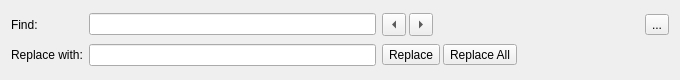
Before: the Qt Designer form app/controls/findreplacewidget.ui in cloose/CuteMarkEd, drawn with Qt 5.
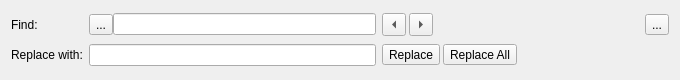
After: the same form once the commit is applied. Icons and pictures are not drawn.

Commit message:
Case sensitive search
Add tool button menu to FindReplaceWidget with an entry to select
case sensitive search.

What changed in the file:
```diff
--- a/app/controls/findreplacewidget.ui
+++ b/app/controls/findreplacewidget.ui
@@ -25,6 +25,21 @@
     </widget>
    </item>
    <item row="0" column="1">
+    <layout class="QHBoxLayout" name="horizontalLayout_2">
+     <property name="spacing">
+      <number>0</number>
+     </property>
+     <item>
+      <widget class="QToolButton" name="findOptionToolButton">
+       <property name="text">
+        <string>...</string>
+       </property>
+       <property name="popupMode">
+        <enum>QToolButton::InstantPopup</enum>
+       </property>
+      </widget>
+     </item>
+     <item>
     <widget class="QLineEdit" name="findLineEdit">
      <property name="minimumSize">
       <size>
@@ -33,6 +48,8 @@
       </size>
      </property>
     </widget>
+     </item>
+    </layout>
    </item>
    <item row="0" column="2">
     <widget class="QWidget" name="findButtonsWidget" native="true">
```
Lines whose indentation alone changed are shown as unchanged. The commit also changes 2 other files.
